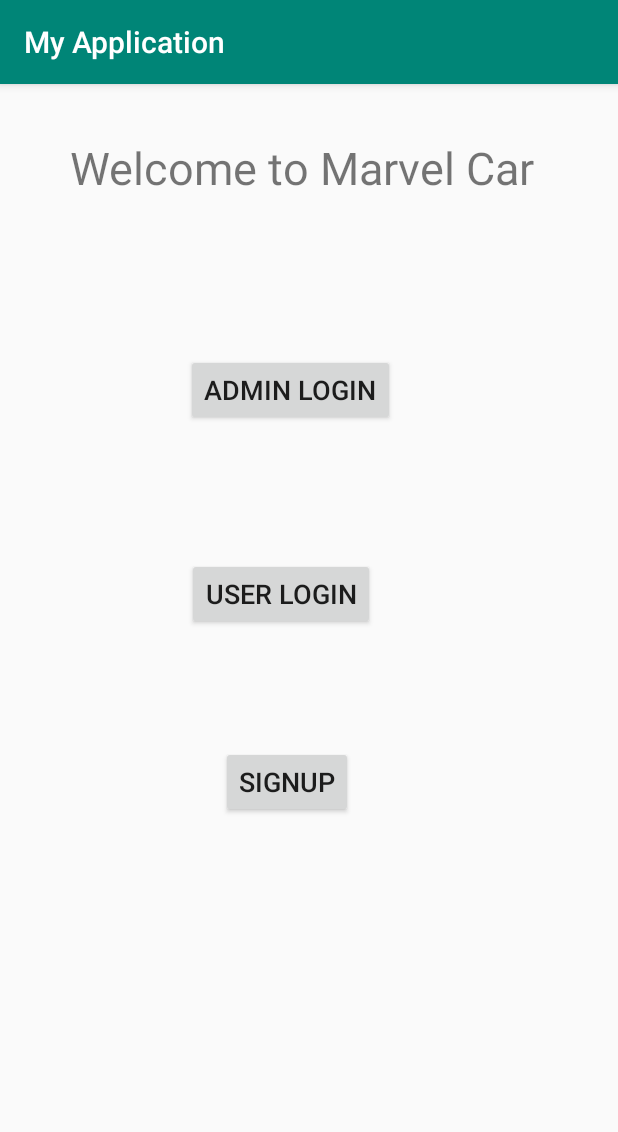
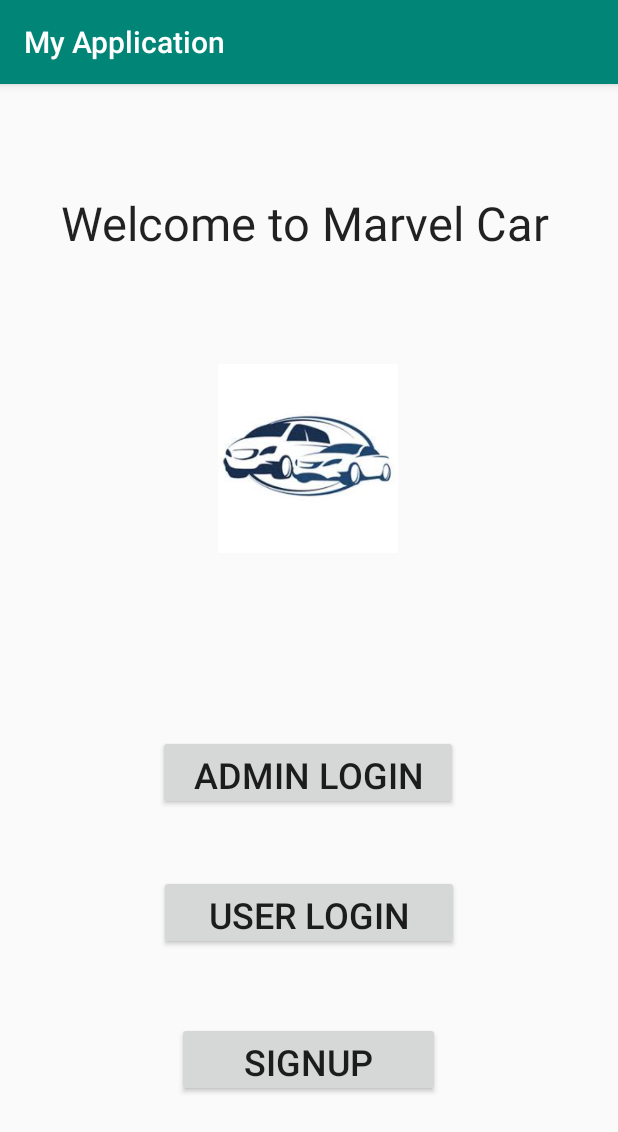
Before and after one commit to Akhiljogiparthi/Marvel_car, an Android app: the screen it shows after launch (MainActivity), on a phone screen of 412 x 824 dp. Shown: the top 1132 px of the screen. Run offline under Robolectric (Android 15) with nearby library versions, the phone set to English and light mode, and no system bars.

Commit message:
added logo

```diff
--- a/MyApplication2/app/build.gradle
+++ b/MyApplication2/app/build.gradle
@@ -26,4 +26,5 @@
     testImplementation 'junit:junit:4.12'
     androidTestImplementation 'androidx.test.ext:junit:1.1.0'
     androidTestImplementation 'androidx.test.espresso:espresso-core:3.1.1'
+    implementation 'com.google.android.material:material:1.0.0'
 }
--- a/MyApplication2/app/src/main/res/layout/activity_main.xml
+++ b/MyApplication2/app/src/main/res/layout/activity_main.xml
@@ -6,55 +6,73 @@
     android:layout_height="match_parent"
     tools:context=".MainActivity">
 
+
     <TextView
         android:id="@+id/marvelcar"
-        android:layout_width="wrap_content"
-        android:layout_height="wrap_content"
+        android:layout_width="330dp"
+        android:layout_height="49dp"
         android:text="Welcome to Marvel Car"
-        android:textSize="30sp"
+        android:textAppearance="@style/TextAppearance.AppCompat.Large"
+        android:textSize="31sp"
+        android:visibility="visible"
         app:layout_constraintBottom_toBottomOf="parent"
         app:layout_constraintEnd_toEndOf="parent"
-        app:layout_constraintHorizontal_bias="0.456"
+        app:layout_constraintHorizontal_bias="0.493"
         app:layout_constraintStart_toStartOf="parent"
         app:layout_constraintTop_toTopOf="parent"
-        app:layout_constraintVertical_bias="0.049" />
+        app:layout_constraintVertical_bias="0.099" />
 
     <Button
         android:id="@+id/admin"
-        android:layout_width="wrap_content"
-        android:layout_height="wrap_content"
+        android:layout_width="200dp"
+        android:layout_height="50dp"
+        android:layout_marginTop="50dp"
+        android:layout_marginBottom="10dp"
         android:text="Admin Login"
-        android:textSize="18sp"
+        android:textSize="24sp"
         app:layout_constraintBottom_toBottomOf="parent"
         app:layout_constraintEnd_toEndOf="parent"
-        app:layout_constraintHorizontal_bias="0.454"
+        app:layout_constraintHorizontal_bias="0.498"
         app:layout_constraintStart_toStartOf="parent"
         app:layout_constraintTop_toTopOf="parent"
-        app:layout_constraintVertical_bias="0.25" />
+        app:layout_constraintVertical_bias="0.584" />
 
     <Button
         android:id="@+id/user"
-        android:layout_width="wrap_content"
-        android:layout_height="wrap_content"
+        android:layout_width="200dp"
+        android:layout_height="50dp"
+        android:layout_marginBottom="50dp"
         android:text="User Login"
-        android:textSize="18sp"
+        android:textSize="24sp"
         app:layout_constraintBottom_toBottomOf="parent"
         app:layout_constraintEnd_toEndOf="parent"
-        app:layout_constraintHorizontal_bias="0.434"
         app:layout_constraintStart_toStartOf="parent"
         app:layout_constraintTop_toTopOf="parent"
-        app:layout_constraintVertical_bias="0.439" />
+        app:layout_constraintVertical_bias="0.789" />
 
     <Button
         android:id="@+id/signup"
-        android:layout_width="wrap_content"
-        android:layout_height="wrap_content"
+        android:layout_width="175dp"
+        android:layout_height="50dp"
+        android:layout_marginBottom="20dp"
         android:text="Signup"
-        android:textSize="18sp"
+        android:textSize="24sp"
         app:layout_constraintBottom_toBottomOf="parent"
         app:layout_constraintEnd_toEndOf="parent"
-        app:layout_constraintHorizontal_bias="0.455"
+        app:layout_constraintHorizontal_bias="0.498"
         app:layout_constraintStart_toStartOf="parent"
         app:layout_constraintTop_toTopOf="parent"
-        app:layout_constraintVertical_bias="0.613" />
+        app:layout_constraintVertical_bias="0.896" />
+
+    <ImageView
+        android:id="@+id/imageView"
+        android:layout_width="120dp"
+        android:layout_height="150dp"
+        app:layout_constraintBottom_toBottomOf="parent"
+        app:layout_constraintEnd_toEndOf="parent"
+        app:layout_constraintHorizontal_bias="0.498"
+        app:layout_constraintStart_toStartOf="parent"
+        app:layout_constraintTop_toTopOf="parent"
+        app:layout_constraintVertical_bias="0.283"
+        app:srcCompat="@drawable/download" />
 </androidx.constraintlayout.widget.ConstraintLayout>
```
Also changed, not shown: MyApplication2/app/src/main/res/layout/activity_user_login.xml (+35 -11 lines), MyApplication2/app/src/main/res/drawable/download.jpg (added).
